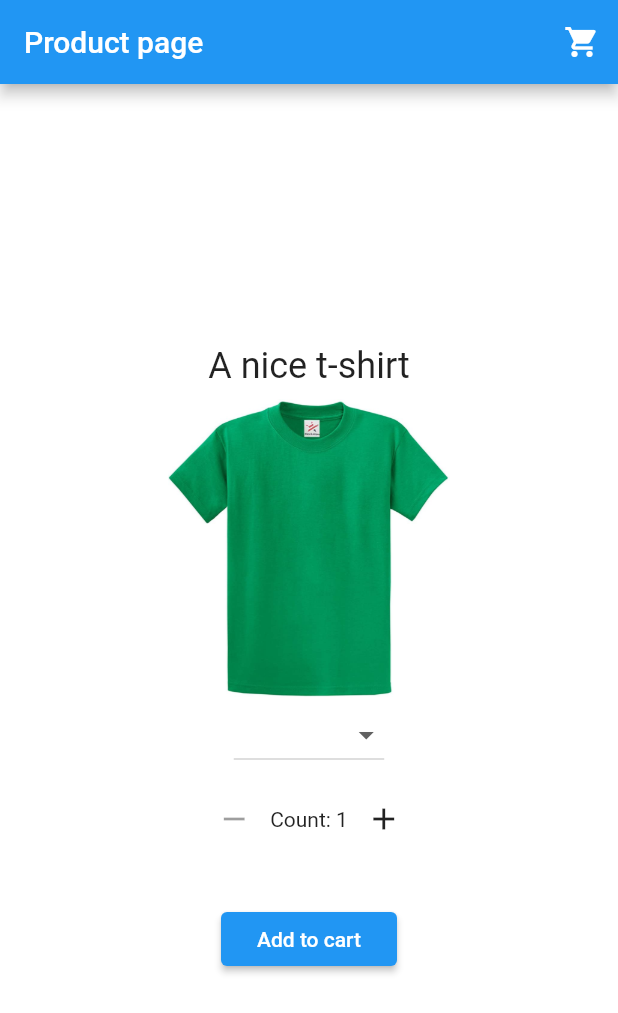
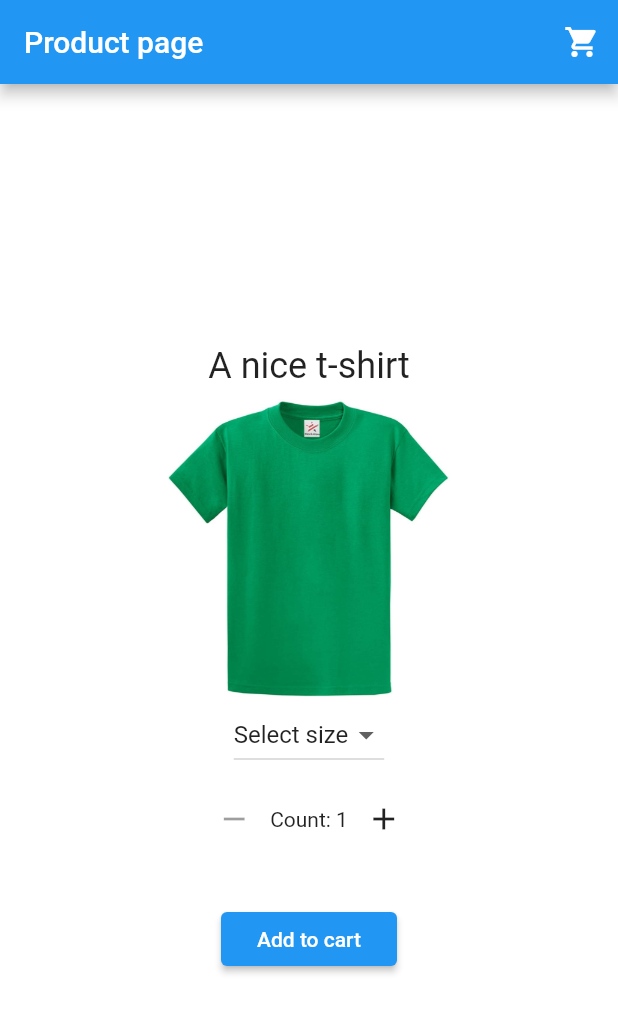
Before and after one commit to NTNU-MobileApps/exercise-e7-template, a Flutter app: the screen it shows after launch, on a phone screen of 412 x 824 dp. Shown: the top 1013 px of the screen. Run offline on Flutter 3.47's test engine with Material 2 defaults, Android fonts, the phone set to English and light mode, and no system bars; our stand-ins replace flutter_riverpod.

Commit message:
Set the size to "Select size" by default

```diff
--- a/lib/widgets/size_selector.dart
+++ b/lib/widgets/size_selector.dart
@@ -19,7 +19,7 @@ class SizeSelector extends ConsumerWidget {
 
   @override
   Widget build(BuildContext context, WidgetRef ref) {
-    final String? selectedValue = ref.watch(tempItemProvider).size;
+    final String selectedValue = ref.watch(tempItemProvider).size ?? noSize;
 
     return DropdownButton<String>(
       key: SizeSelector.selectorKey,
```
